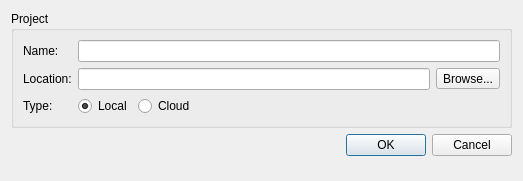
GNS3/gns3-gui, file gns3/ui/new_project_dialog.ui: the form before one commit.
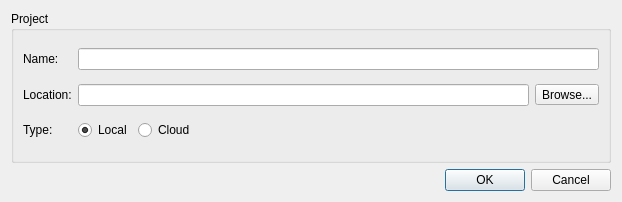
The form after the commit.

Commit message: Timeout for the getting started dialog.

```diff
--- a/gns3/ui/new_project_dialog.ui
+++ b/gns3/ui/new_project_dialog.ui
@@ -9,15 +9,28 @@
    <rect>
     <x>0</x>
     <y>0</y>
-    <width>523</width>
-    <height>181</height>
+    <width>622</width>
+    <height>202</height>
    </rect>
   </property>
   <property name="windowTitle">
    <string>New project</string>
   </property>
-  <layout class="QVBoxLayout" name="verticalLayout">
-   <item>
+  <property name="modal">
+   <bool>true</bool>
+  </property>
+  <layout class="QGridLayout" name="gridLayout_2">
+   <item row="1" column="0">
+    <widget class="QDialogButtonBox" name="uiButtonBox">
+     <property name="orientation">
+      <enum>Qt::Horizontal</enum>
+     </property>
+     <property name="standardButtons">
+      <set>QDialogButtonBox::Cancel|QDialogButtonBox::Ok</set>
+     </property>
+    </widget>
+   </item>
+   <item row="0" column="0">
     <widget class="QGroupBox" name="uiProjectGroupBox">
      <property name="title">
       <string>Project</string>
@@ -114,29 +127,6 @@
      </layout>
     </widget>
    </item>
-   <item>
-    <widget class="QDialogButtonBox" name="uiButtonBox">
-     <property name="orientation">
-      <enum>Qt::Horizontal</enum>
-     </property>
-     <property name="standardButtons">
-      <set>QDialogButtonBox::Cancel|QDialogButtonBox::Ok</set>
-     </property>
-    </widget>
-   </item>
-   <item>
-    <spacer name="verticalSpacer">
-     <property name="orientation">
-      <enum>Qt::Vertical</enum>
-     </property>
-     <property name="sizeHint" stdset="0">
-      <size>
-       <width>20</width>
-       <height>40</height>
-      </size>
-     </property>
-    </spacer>
-   </item>
   </layout>
  </widget>
  <resources/>
```
The commit also changes 3 other files.
